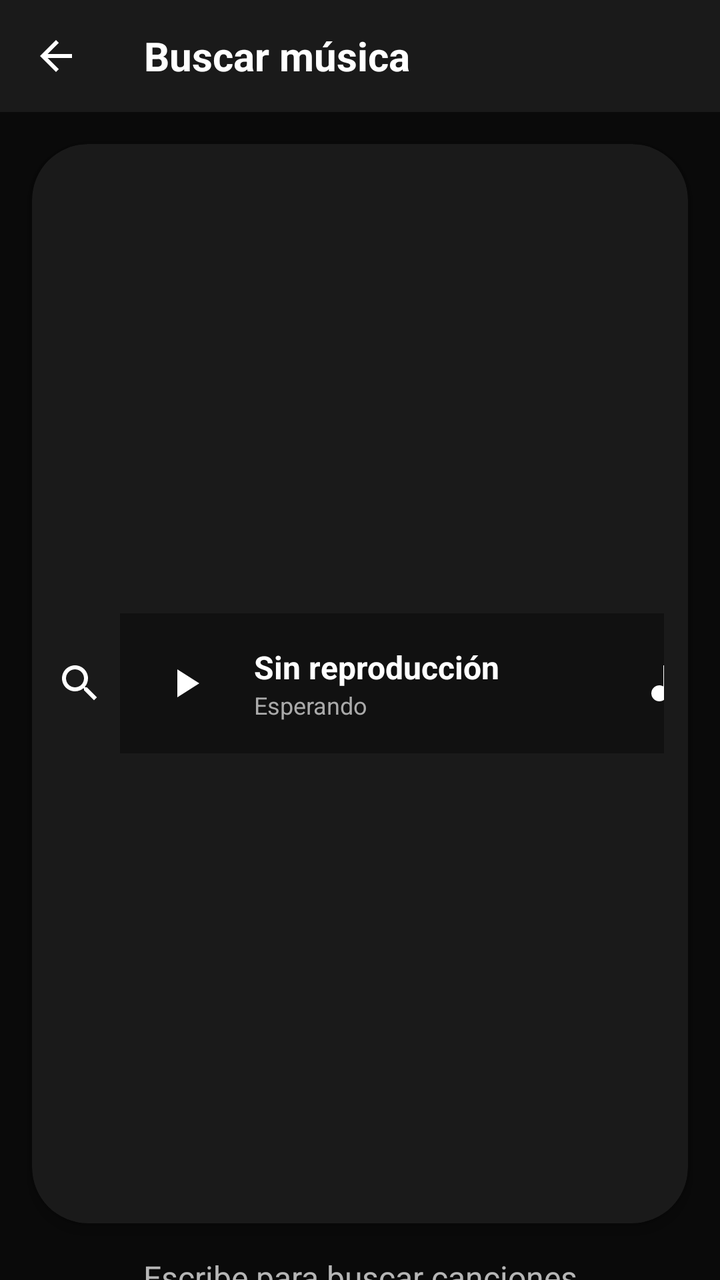
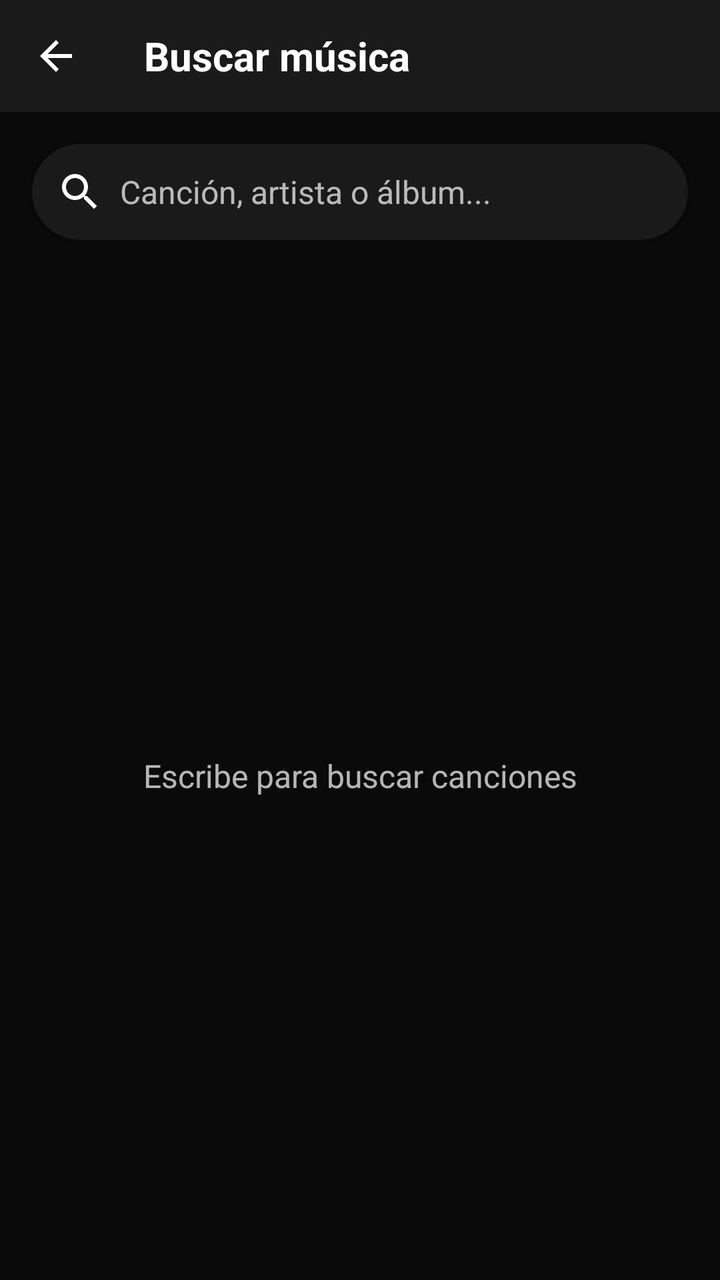

Two renders of the same Android screen: before a commit and after it. Below are the layout's source before the change and the commit's diff.
<!-- AndroidManifest.xml: activity theme Theme.Music1 -->
<!-- res/layout/activity_busqueda_musica.xml -->
<?xml version="1.0" encoding="utf-8"?>
<LinearLayout xmlns:android="http://schemas.android.com/apk/res/android"
    xmlns:app="http://schemas.android.com/apk/res-auto"
    android:layout_width="match_parent"
    android:layout_height="match_parent"
    android:orientation="vertical"
    android:background="@color/fondo_principal">

    
    <com.google.android.material.appbar.MaterialToolbar
        android:id="@+id/toolbar"
        android:layout_width="match_parent"
        android:layout_height="?attr/actionBarSize"
        android:background="@color/fondo_secundario"
        app:navigationIcon="@drawable/ic_arrow_back"
        app:title="Buscar música"
        app:titleTextColor="@color/texto_primario"
        app:titleTextAppearance="@style/Text.H3" />

    
    <com.google.android.material.card.MaterialCardView
        android:layout_width="match_parent"
        android:layout_height="wrap_content"
        android:layout_margin="16dp"
        app:cardCornerRadius="28dp"
        app:cardElevation="4dp"
        app:cardBackgroundColor="@color/fondo_secundario">

        <LinearLayout
            android:layout_width="match_parent"
            android:layout_height="wrap_content"
            android:orientation="horizontal"
            android:padding="12dp"
            android:gravity="center_vertical">

            <ImageView
                android:layout_width="24dp"
                android:layout_height="24dp"
                android:src="@drawable/ic_search"
                android:tint="@color/texto_secundario"
                android:layout_marginEnd="8dp" />

            <EditText
                android:id="@+id/etBuscar"
                android:layout_width="0dp"
                android:layout_height="wrap_content"
                android:layout_weight="1"
                android:hint="Canción, artista o álbum..."
                android:background="@null"
                android:textColorHint="@color/texto_secundario"
                android:textColor="@color/texto_primario"
                android:textSize="16sp"
                android:maxLines="1" />

            <ImageView
                android:id="@+id/ivClear"
                android:layout_width="24dp"
                android:layout_height="24dp"
                android:src="@drawable/ic_close"
                android:tint="@color/texto_secundario"
                android:visibility="gone"
                android:padding="4dp" />
            <include layout="@layout/layout_miniplayer" />
</LinearLayout>
    </com.google.android.material.card.MaterialCardView>

    
    <FrameLayout
        android:layout_width="match_parent"
        android:layout_height="0dp"
        android:layout_weight="1">

        <ProgressBar
            android:id="@+id/progressBar"
            android:layout_width="48dp"
            android:layout_height="48dp"
            android:layout_gravity="center"
            android:indeterminate="true"
            android:progressTint="@color/accento_principal"
            android:visibility="gone" />

        <TextView
            android:id="@+id/tvEmpty"
            android:layout_width="match_parent"
            android:layout_height="match_parent"
            android:gravity="center"
            android:text="Escribe para buscar canciones"
            android:textColor="@color/texto_secundario"
            android:textSize="16sp"
            android:visibility="visible" />

        <androidx.recyclerview.widget.RecyclerView
            android:id="@+id/recyclerView"
            android:layout_width="match_parent"
            android:layout_height="match_parent"
            android:visibility="gone" />
    </FrameLayout>

</LinearLayout>
<!-- res/layout/layout_miniplayer.xml (included above) -->
<?xml version="1.0" encoding="utf-8"?>
<LinearLayout xmlns:android="http://schemas.android.com/apk/res/android"
    android:id="@+id/miniPlayer"
    android:layout_width="match_parent"
    android:layout_height="70dp"
    android:background="#111111"
    android:orientation="horizontal"
    android:padding="10dp"
    android:gravity="center_vertical">

    <ImageButton
        android:id="@+id/btnMiniPlay"
        android:layout_width="45dp"
        android:layout_height="45dp"
        android:background="@android:color/transparent"
        android:src="@drawable/ic_play"
        android:tint="@android:color/white" />

    <LinearLayout
        android:layout_width="0dp"
        android:layout_height="wrap_content"
        android:layout_weight="1"
        android:orientation="vertical"
        android:paddingStart="12dp">

        <TextView
            android:id="@+id/txtMiniTitulo"
            android:layout_width="wrap_content"
            android:layout_height="wrap_content"
            android:text="Sin reproducción"
            android:textColor="@android:color/white"
            android:textSize="16sp"
            android:textStyle="bold" />

        <TextView
            android:id="@+id/txtMiniEstado"
            android:layout_width="wrap_content"
            android:layout_height="wrap_content"
            android:text="Esperando"
            android:textColor="#AAAAAA"
            android:textSize="12sp" />

    </LinearLayout>

    <ImageButton
        android:id="@+id/btnAbrirPlayer"
        android:layout_width="45dp"
        android:layout_height="45dp"
        android:background="@android:color/transparent"
        android:src="@drawable/ic_music_note"
        android:tint="@android:color/white" />

</LinearLayout>
<!-- resources referenced by this layout -->
<resources>
  <color name="accento_principal">#BB86FC</color>
  <color name="fondo_principal">#0A0A0A</color>
  <color name="fondo_secundario">#1A1A1A</color>
  <color name="texto_primario">#FFFFFF</color>
  <color name="texto_secundario">#B3FFFFFF</color>
  <!-- drawable ic_arrow_back (drawable) -->
  <vector xmlns:android="http://schemas.android.com/apk/res/android"
      android:width="24dp"
      android:height="24dp"
      android:viewportWidth="24"
      android:viewportHeight="24">
      <path
          android:fillColor="#FFFFFF"
          android:pathData="M20,11H7.83l5.59,-5.59L12,4l-8,8 8,8 1.41,-1.41L7.83,13H20v-2z"/>
  </vector>
  <!-- drawable ic_close (drawable) -->
  <?xml version="1.0" encoding="utf-8"?>
  <vector xmlns:android="http://schemas.android.com/apk/res/android"
      android:width="24dp"
      android:height="24dp"
      android:viewportWidth="24"
      android:viewportHeight="24">
      <path
          android:fillColor="#FFFFFF"
          android:pathData="M19,6.41L17.59,5 12,10.59 6.41,5 5,6.41 10.59,12 5,17.59 6.41,19 12,13.41 17.59,19 19,17.59 13.41,12z"/>
  </vector>
  <!-- drawable ic_music_note (drawable) -->
  <?xml version="1.0" encoding="utf-8"?>
  <vector xmlns:android="http://schemas.android.com/apk/res/android"
      android:width="24dp"
      android:height="24dp"
      android:viewportWidth="24"
      android:viewportHeight="24">
      <path
          android:fillColor="#FFFFFFFF"
          android:pathData="M12,3v10.55c-0.59,-0.34 -1.27,-0.55 -2,-0.55 -2.21,0 -4,1.79 -4,4s1.79,4 4,4 4,-1.79 4,-4V7h4V3h-6z"/>
  </vector>
  <!-- drawable ic_play (drawable) -->
  <?xml version="1.0" encoding="utf-8"?>
  <vector xmlns:android="http://schemas.android.com/apk/res/android"
      android:width="24dp"
      android:height="24dp"
      android:viewportWidth="24"
      android:viewportHeight="24">
      <path
          android:fillColor="#FFFFFF"
          android:pathData="M8,5v14l11,-7z"/>
  </vector>
  <!-- drawable ic_search (drawable) -->
  <?xml version="1.0" encoding="utf-8"?>
  <vector xmlns:android="http://schemas.android.com/apk/res/android"
      android:width="24dp"
      android:height="24dp"
      android:viewportWidth="24"
      android:viewportHeight="24">
      <path
          android:fillColor="#FFFFFFFF"
          android:pathData="M15.5,14h-0.79l-0.28,-0.27C15.41,12.59 16,11.11 16,9.5 16,5.91 13.09,3 9.5,3S3,5.91 3,9.5 5.91,16 9.5,16c1.61,0 3.09,-0.59 4.23,-1.57l0.27,0.28v0.79l5,4.99L20.49,19l-4.99,-5zM9.5,14C7.01,14 5,11.99 5,9.5S7.01,5 9.5,5 14,7.01 14,9.5 11.99,14 9.5,14z"/>
  </vector>
  <style name="Text.H3" parent="TextAppearance.AppCompat">
          <item name="android:textSize">20sp</item>
          <item name="android:textStyle">bold</item>
          <item name="android:textColor">@color/texto_primario</item>
      </style>
  <style name="Theme.Music1" parent="Theme.MaterialComponents.DayNight.NoActionBar">
          <item name="colorPrimary">@color/accento_principal</item>
          <item name="colorPrimaryDark">@color/azul_profundo</item>
          <item name="colorAccent">@color/destello_play</item>
          <item name="android:windowBackground">@color/fondo_principal</item>
          <item name="android:colorBackground">@color/fondo_principal</item>
          <item name="android:textColorPrimary">@color/texto_primario</item>
          <item name="android:textColorSecondary">@color/texto_secundario</item>
          <item name="android:statusBarColor">@color/fondo_principal</item>
      </style>
  <color name="azul_profundo">#0A1929</color>
  <color name="destello_play">#03DAC6</color>
</resources>

<!-- the commit's change to res/layout/activity_busqueda_musica.xml (unified diff, before → after) -->
@@ -60,8 +60,7 @@
                 android:tint="@color/texto_secundario"
                 android:visibility="gone"
                 android:padding="4dp" />
-            <include layout="@layout/layout_miniplayer" />
-</LinearLayout>
+        </LinearLayout>
     </com.google.android.material.card.MaterialCardView>
 
     
@@ -97,57 +96,3 @@
     </FrameLayout>
 
 </LinearLayout>
-<!-- res/layout/layout_miniplayer.xml (included above) -->
-<?xml version="1.0" encoding="utf-8"?>
-<LinearLayout xmlns:android="http://schemas.android.com/apk/res/android"
-    android:id="@+id/miniPlayer"
-    android:layout_width="match_parent"
-    android:layout_height="70dp"
-    android:background="#111111"
-    android:orientation="horizontal"
-    android:padding="10dp"
-    android:gravity="center_vertical">
-
-    <ImageButton
-        android:id="@+id/btnMiniPlay"
-        android:layout_width="45dp"
-        android:layout_height="45dp"
-        android:background="@android:color/transparent"
-        android:src="@drawable/ic_play"
-        android:tint="@android:color/white" />
-
-    <LinearLayout
-        android:layout_width="0dp"
-        android:layout_height="wrap_content"
-        android:layout_weight="1"
-        android:orientation="vertical"
-        android:paddingStart="12dp">
-
-        <TextView
-            android:id="@+id/txtMiniTitulo"
-            android:layout_width="wrap_content"
-            android:layout_height="wrap_content"
-            android:text="Sin reproducción"
-            android:textColor="@android:color/white"
-            android:textSize="16sp"
-            android:textStyle="bold" />
-
-        <TextView
-            android:id="@+id/txtMiniEstado"
-            android:layout_width="wrap_content"
-            android:layout_height="wrap_content"
-            android:text="Esperando"
-            android:textColor="#AAAAAA"
-            android:textSize="12sp" />
-
-    </LinearLayout>
-
-    <ImageButton
-        android:id="@+id/btnAbrirPlayer"
-        android:layout_width="45dp"
-        android:layout_height="45dp"
-        android:background="@android:color/transparent"
-        android:src="@drawable/ic_music_note"
-        android:tint="@android:color/white" />
-
-</LinearLayout>
<!-- resource entries referenced after the edit -->
@@ -25,28 +25,6 @@
       <path
           android:fillColor="#FFFFFF"
           android:pathData="M19,6.41L17.59,5 12,10.59 6.41,5 5,6.41 10.59,12 5,17.59 6.41,19 12,13.41 17.59,19 19,17.59 13.41,12z"/>
-  </vector>
-  <!-- drawable ic_music_note (drawable) -->
-  <?xml version="1.0" encoding="utf-8"?>
-  <vector xmlns:android="http://schemas.android.com/apk/res/android"
-      android:width="24dp"
-      android:height="24dp"
-      android:viewportWidth="24"
-      android:viewportHeight="24">
-      <path
-          android:fillColor="#FFFFFFFF"
-          android:pathData="M12,3v10.55c-0.59,-0.34 -1.27,-0.55 -2,-0.55 -2.21,0 -4,1.79 -4,4s1.79,4 4,4 4,-1.79 4,-4V7h4V3h-6z"/>
-  </vector>
-  <!-- drawable ic_play (drawable) -->
-  <?xml version="1.0" encoding="utf-8"?>
-  <vector xmlns:android="http://schemas.android.com/apk/res/android"
-      android:width="24dp"
-      android:height="24dp"
-      android:viewportWidth="24"
-      android:viewportHeight="24">
-      <path
-          android:fillColor="#FFFFFF"
-          android:pathData="M8,5v14l11,-7z"/>
   </vector>
   <!-- drawable ic_search (drawable) -->
   <?xml version="1.0" encoding="utf-8"?>
